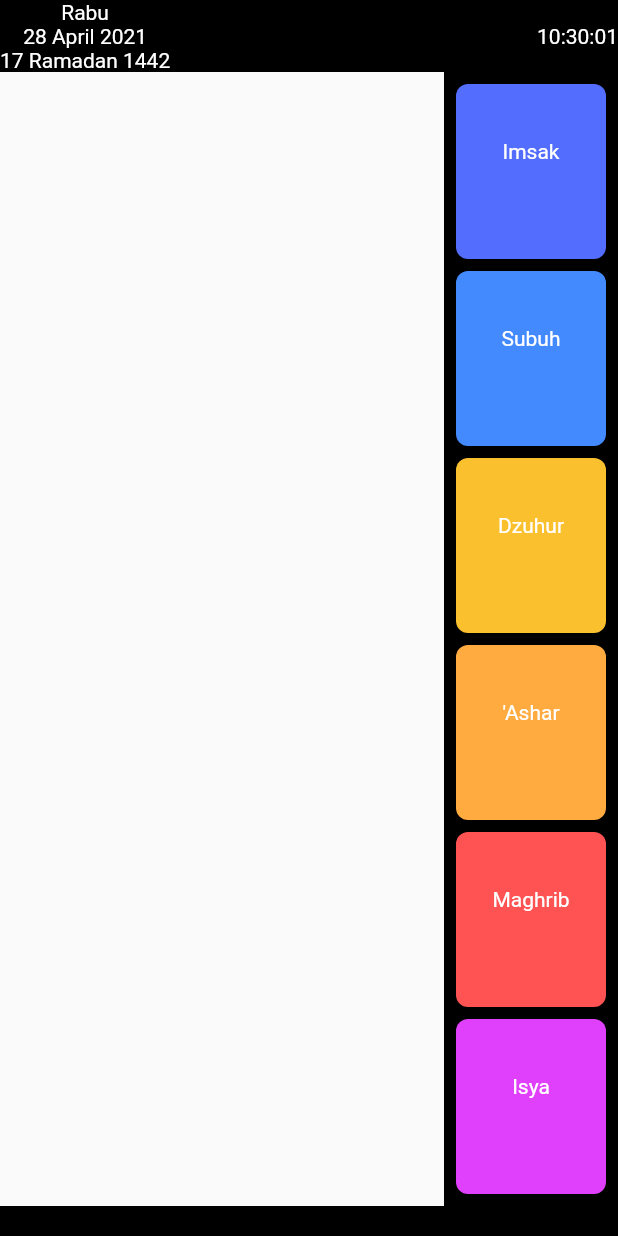
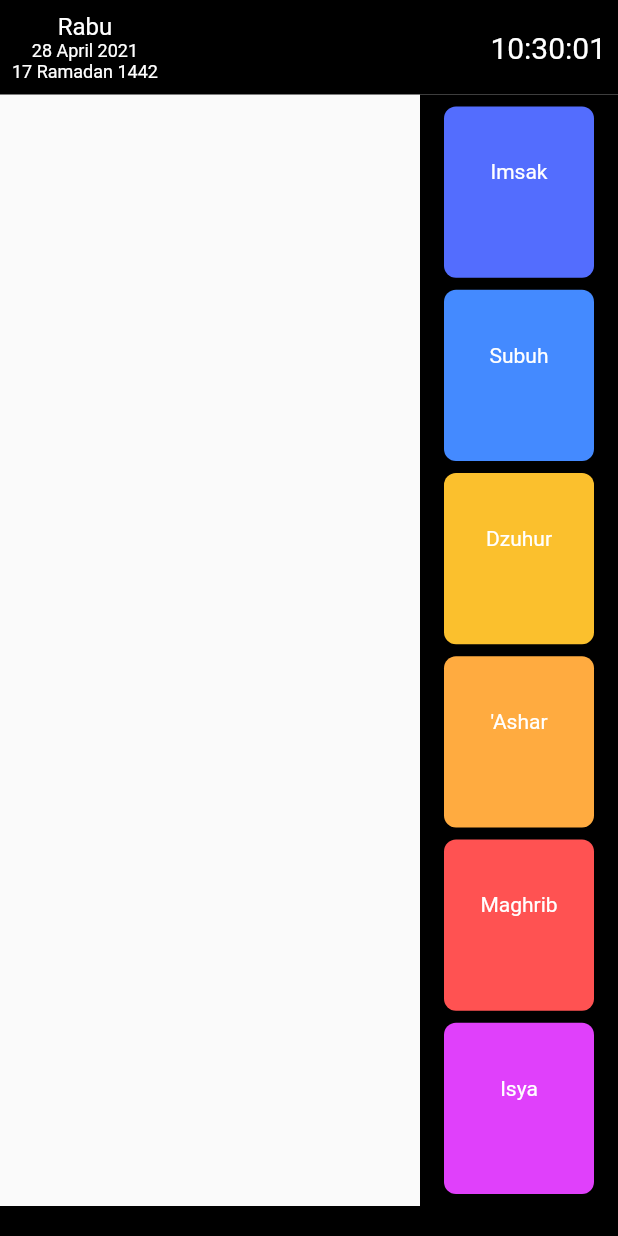
Before and after one commit to zain3ie/masjidtv, a Flutter app: the MainDisplay screen opened by its route, on a phone screen of 412 x 824 dp. Run offline on Flutter 3.47's test engine with Material 2 defaults, Android fonts, the phone set to English and light mode, and no system bars; our stand-ins replace carousel_slider, hijri, marquee, permission_handler, shared_preferences, sqflite; accounts and stored records are empty; statements that could not run were skipped.

Commit message:
various fixed

```diff
--- a/lib/services/ptime_service.dart
+++ b/lib/services/ptime_service.dart
@@ -23,7 +23,7 @@ Future fetchingPrayerTime() async {
     _date = _latestDate.add(Duration(days: 1));
   }
 
-  while (_date != DateTime(2020, 5, 31)) {
+  while (_date != DateTime(2021, 12, 31)) {
     try {
       await fetchingData(_date);
     }
@@ -45,7 +45,6 @@ Future fetchingData(DateTime date) async {
   final String _server = Url.schedule + '/kota/$_locationId/tanggal/$_dateStr';
   final http.Response _response = await http.get(Uri.parse(_server)).timeout(Duration(seconds: 10));
   final Map<String, dynamic> _jsonData = json.decode(_response.body);
-  print(_server);
 
   final PTime pTime = PTime.fromJson(_locationId, _jsonData);
 
--- a/lib/views/main/components/carousel.dart
+++ b/lib/views/main/components/carousel.dart
@@ -42,7 +42,8 @@ class CarouselWidget extends StatelessWidget {
             return Container(
               width: MediaQuery.of(context).size.width,
               child: Image.file(
-                File(imageFile.path)
+                File(imageFile.path),
+                fit: BoxFit.cover,
               )
             );
           },
--- a/lib/views/main/components/header.dart
+++ b/lib/views/main/components/header.dart
@@ -4,18 +4,14 @@ import 'package:intl/intl.dart';
 import 'package:masjid_tv/utils/hijriyah.dart';
 import 'package:shared_preferences/shared_preferences.dart';
 
-class Header extends StatefulWidget {
-  @override
-  _HeaderState createState() => _HeaderState();
-}
-
-class _HeaderState extends State<Header> {
+class Header extends StatelessWidget {
   @override
   Widget build(BuildContext context) {
     initializeDateFormatting('id_ID', null);
 
     return Container(
       width: double.infinity,
+      padding: EdgeInsets.all(8.0),
       color: Colors.black,
       child: Row(
         children: [
@@ -27,15 +23,24 @@ class _HeaderState extends State<Header> {
                   children: [
                     Text(
                       DateFormat('EEEE', 'ID_id').format(DateTime.now()),
-                      style: TextStyle(color: Colors.white),
+                      style: TextStyle(
+                        color: Colors.white,
+                        fontSize: 16.0,
+                      ),
                     ),
                     Text(
                       DateFormat('d MMMM yyyy', 'ID_id').format(DateTime.now()),
-                      style: TextStyle(color: Colors.white),
+                      style: TextStyle(
+                        color: Colors.white,
+                        fontSize: 12.0,
+                      ),
                     ),
                     Text(
                       hijriyahDate(),
-                      style: TextStyle(color: Colors.white),
+                      style: TextStyle(
+                        color: Colors.white,
+                        fontSize: 12.0,
+                      ),
                     ),
                   ],
                 ),
@@ -54,6 +59,7 @@ class _HeaderState extends State<Header> {
                         ? snapshot.data.getString('masjid_name')
                         : '',
                       style: TextStyle(
+                        fontWeight: FontWeight.bold,
                         fontSize: 30.0,
                         color: Colors.white
                       ),
@@ -70,7 +76,10 @@ class _HeaderState extends State<Header> {
               builder: (context, snapshot) {
                 return Text(
                   DateFormat('hh:mm:ss').format(DateTime.now()),
-                  style: TextStyle(color: Colors.white),
+                  style: TextStyle(
+                    color: Colors.white,
+                    fontSize: 20.0
+                  ),
                 );
               },
             ),
--- a/lib/views/main/components/prayer_time.dart
+++ b/lib/views/main/components/prayer_time.dart
@@ -1,6 +1,7 @@
 import 'package:flutter/material.dart';
 import 'package:masjid_tv/models/ptime_model.dart';
 import 'package:masjid_tv/services/db.dart';
+import 'package:shared_preferences/shared_preferences.dart';
 
 class PrayerTime extends StatelessWidget {
   final String layout;
@@ -14,7 +15,7 @@ class PrayerTime extends StatelessWidget {
   Widget build(BuildContext context) {
     return Container(
       color: Colors.black,
-      padding: EdgeInsets.all(8.0),
+      padding: EdgeInsets.symmetric(vertical: 8.0, horizontal: 16.0),
       child: FutureBuilder(
         future: DBProvider.db.selectPrayerTime(),
         builder: (context, snapshot) {
@@ -37,75 +38,78 @@ class PrayersTimeWidget extends StatelessWidget {
 
   @override
   Widget build(BuildContext context) {
-    return Column(
-      children: [
+    final List<Widget> _prayerTimeWidgets = [
       Expanded(
-          child: PrayerTimeWidget(
-            layout: 'column',
+        child: _PrayerTimeWidget(
           title: 'Imsak',
           time: pTime.imsak ?? '',
           color: Colors.indigoAccent
         ),
       ),
-        SizedBox(height: 8.0),
+      SizedBox(width: 16.0, height: 8.0),
       Expanded(
-          child: PrayerTimeWidget(
-            layout: 'column',
+        child: _PrayerTimeWidget(
           title: 'Subuh',
           time: pTime.subuh ?? '',
           color: Colors.blueAccent
         ),
       ),
-        SizedBox(height: 8.0),
+      SizedBox(width: 16.0, height: 8.0),
       Expanded(
-          child: PrayerTimeWidget(
-            layout: 'column',
+        child: _PrayerTimeWidget(
           title: 'Dzuhur',
           time: pTime.dzuhur ?? '',
           color: Colors.yellow[700]
         ),
       ),
-        SizedBox(height: 8.0),
+      SizedBox(width: 16.0, height: 8.0),
       Expanded(
-          child: PrayerTimeWidget(
-            layout: 'column',
+        child: _PrayerTimeWidget(
           title: '\'Ashar',
           time: pTime.ashar ?? '',
           color: Colors.orangeAccent
         ),
       ),
-        SizedBox(height: 8.0),
+      SizedBox(width: 16.0, height: 8.0),
       Expanded(
-          child: PrayerTimeWidget(
-            layout: 'column',
+        child: _PrayerTimeWidget(
           title: 'Maghrib',
           time: pTime.maghrib ?? '',
           color: Colors.redAccent
         ),
       ),
-        SizedBox(height: 8.0),
+      SizedBox(width: 16.0, height: 8.0),
       Expanded(
-          child: PrayerTimeWidget(
-            layout: 'column',
+        child: _PrayerTimeWidget(
           title: 'Isya',
           time: pTime.isya ?? '',
           color: Colors.purpleAccent
         ),
       ),
-      ],
+    ];
+
+    return FutureBuilder<SharedPreferences>(
+      future: SharedPreferences.getInstance(),
+      builder: (context, snapshot) {
+        return snapshot.hasData
+          ? snapshot.data.getString('layout') == 'Landscape'
+          ? Column(children: _prayerTimeWidgets)
+          : snapshot.data.getString('layout') == 'Portrait'
+          ? Row(children: _prayerTimeWidgets)
+          : Container()
+          : Container();
+      }
     );
   }
 }
 
-class PrayerTimeWidget extends StatelessWidget {
-  final String layout;
+class _PrayerTimeWidget extends StatelessWidget {
   final String title;
   final String time;
   final Color color;
 
-  PrayerTimeWidget({
+  _PrayerTimeWidget({
     Key key,
-    @required this.layout,
     @required this.title,
     @required this.time,
     @required this.color
@@ -115,6 +119,7 @@ class PrayerTimeWidget extends StatelessWidget {
   Widget build(BuildContext context) {
     return Container(
       width: 100.0,
+      padding: EdgeInsets.symmetric(vertical: 8.0),
       decoration: BoxDecoration(
         color: color,
         borderRadius: BorderRadius.all(Radius.circular(8.0)),
--- a/lib/views/main/layouts/layout1.dart
+++ b/lib/views/main/layouts/landscape.dart
@@ -4,13 +4,15 @@ import 'package:masjid_tv/views/main/components/header.dart';
 import 'package:masjid_tv/views/main/components/prayer_time.dart';
 import 'package:masjid_tv/views/main/components/running_text.dart';
 
-class Layout1 extends StatefulWidget {
-  @override
-  _Layout1State createState() => _Layout1State();
-}
+class Landscape extends StatelessWidget {
+  final Function() notifyParent;
 
-class _Layout1State extends State<Layout1> {
-  refresh() => setState(() {});
+  Landscape({
+    Key key,
+    @required this.notifyParent
+  }) : super(key: key);
+
+  refresh() => notifyParent();
 
   @override
   Widget build(BuildContext context) {
@@ -18,9 +20,15 @@ class _Layout1State extends State<Layout1> {
       children: <Widget>[
         Header(),
         Expanded(
-          child: Carousel(),
+          child: Row(
+            children: [
+              Expanded(
+                child: Carousel()
+              ),
+              PrayerTime(layout: 'column'),
+            ],
+          ),
         ),
-        PrayerTime(layout: 'row'),
         RunningText(notifyParent: refresh)
       ],
     );
--- a/lib/views/main/layouts/layout2.dart
+++ b/lib/views/main/layouts/portrait.dart
@@ -4,13 +4,15 @@ import 'package:masjid_tv/views/main/components/header.dart';
 import 'package:masjid_tv/views/main/components/prayer_time.dart';
 import 'package:masjid_tv/views/main/components/running_text.dart';
 
-class Layout2 extends StatefulWidget {
-  @override
-  _Layout2State createState() => _Layout2State();
-}
+class Portrait extends StatelessWidget {
+  final Function() notifyParent;
 
-class _Layout2State extends State<Layout2> {
-  refresh() => setState(() {});
+  Portrait({
+    Key key,
+    @required this.notifyParent
+  }) : super(key: key);
+
+  refresh() => notifyParent();
 
   @override
   Widget build(BuildContext context) {
@@ -18,15 +20,9 @@ class _Layout2State extends State<Layout2> {
       children: <Widget>[
         Header(),
         Expanded(
-          child: Row(
-            children: [
-              Expanded(
-                child: Carousel()
-              ),
-              PrayerTime(layout: 'column'),
-            ],
-          ),
+          child: Carousel(),
         ),
+        PrayerTime(layout: 'row'),
         RunningText(notifyParent: refresh)
       ],
     );
--- a/lib/views/main/main_display.dart
+++ b/lib/views/main/main_display.dart
@@ -1,12 +1,31 @@
 import 'package:flutter/material.dart';
-import 'package:masjid_tv/views/main/layouts/layout1.dart';
-import 'package:masjid_tv/views/main/layouts/layout2.dart';
+import 'package:masjid_tv/views/main/layouts/portrait.dart';
+import 'package:masjid_tv/views/main/layouts/landscape.dart';
+import 'package:shared_preferences/shared_preferences.dart';
 
-class MainDisplay extends StatelessWidget {
+class MainDisplay extends StatefulWidget {
+  @override
+  _MainDisplayState createState() => _MainDisplayState();
+}
+
+class _MainDisplayState extends State<MainDisplay> {
+  refresh() => setState(() {});
+
   @override
   Widget build(BuildContext context) {
     return Scaffold(
-      body: Layout2()
+      body: FutureBuilder<SharedPreferences>(
+        future: SharedPreferences.getInstance(),
+        builder: (context, snapshot) {
+          return snapshot.hasData
+            ? snapshot.data.getString('layout') == 'Landscape'
+            ? Landscape(notifyParent: refresh)
+            : snapshot.data.getString('layout') == 'Portrait'
+            ? Portrait(notifyParent: refresh)
+            : Container()
+            : Container();
+        }
+      )
     );
   }
 }
--- a/lib/views/settings/iqomah.dart
+++ b/lib/views/settings/iqomah.dart
@@ -94,7 +94,8 @@ class _IqomahSettingWidgetState extends State<_IqomahSettingWidget> {
                     setState(() {});
                   }
                 ),
-                // Text('Menit'),
+                SizedBox(width: 16.0),
+                Text('Menit'),
               ],
             )
           ),
--- a/lib/views/settings/layout.dart
+++ b/lib/views/settings/layout.dart
@@ -48,6 +48,7 @@ class _LayoutSettingState extends State<_LayoutSetting> {
                 children: [
                   Image(image: AssetImage('assets/layout_landscape.png')),
                   Row(
+                    mainAxisAlignment: MainAxisAlignment.center,
                     children: [
                       Radio<String>(
                         value: 'Landscape',
@@ -71,6 +72,7 @@ class _LayoutSettingState extends State<_LayoutSetting> {
                 children: [
                   Image(image: AssetImage('assets/layout_portrait.png')),
                   Row(
+                    mainAxisAlignment: MainAxisAlignment.center,
                     children: [
                       Radio<String>(
                         value: 'Portrait',
--- a/lib/views/settings/location.dart
+++ b/lib/views/settings/location.dart
@@ -45,11 +45,20 @@ class _CityList extends StatefulWidget {
 }
 
 class _CityListState extends State<_CityList> {
-  TextEditingController searchCtrl = TextEditingController();
+  TextEditingController _searchCtrl = TextEditingController();
+  String _filter;
 
   @override
   initState() {
-    searchCtrl.text = widget.prefs.getString('location');
+    _searchCtrl.text = widget.prefs.getString('location');
+    _filter = _searchCtrl.text;
+
+    _searchCtrl.addListener(() {
+      setState(() {
+        _filter = _searchCtrl.text;
+      });
+    });
+
     super.initState();
   }
 
@@ -60,7 +69,7 @@ class _CityListState extends State<_CityList> {
         Padding(
           padding: const EdgeInsets.all(16.0),
           child: TextField(
-            controller: searchCtrl,
+            controller: _searchCtrl,
             decoration: InputDecoration(
               hintText: 'Cari nama kota',
             ),
@@ -72,10 +81,10 @@ class _CityListState extends State<_CityList> {
             itemBuilder: (context, index) {
               City city = widget.cities[index];
 
-              return searchCtrl.text == null || searchCtrl.text == ''
+              return _filter == null || _filter == ''
                 ? Container()
-                : city.name.contains(searchCtrl.text.toUpperCase())
-                ? _City(city: city, prefs: widget.prefs, searchCtrl: searchCtrl)
+                : city.name.contains(_searchCtrl.text.toUpperCase())
+                ? _City(city: city, prefs: widget.prefs, searchCtrl: _searchCtrl)
                 : Container();
             }
           ),
--- a/lib/views/settings/settings.dart
+++ b/lib/views/settings/settings.dart
@@ -84,7 +84,7 @@ class _SettingsState extends State<_Settings> {
               mainAxisSize: MainAxisSize.min,
               children: [
                 CircularProgressIndicator(
-                  backgroundColor: Colors.white
+                  backgroundColor: Colors.white,
                 ),
                 SizedBox(height: 32.0),
                 Text(
```
Lines whose indentation alone changed are shown as unchanged.
